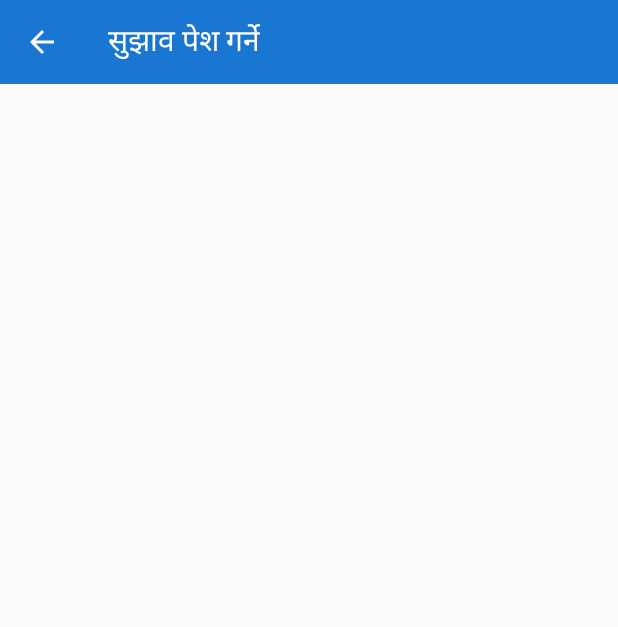
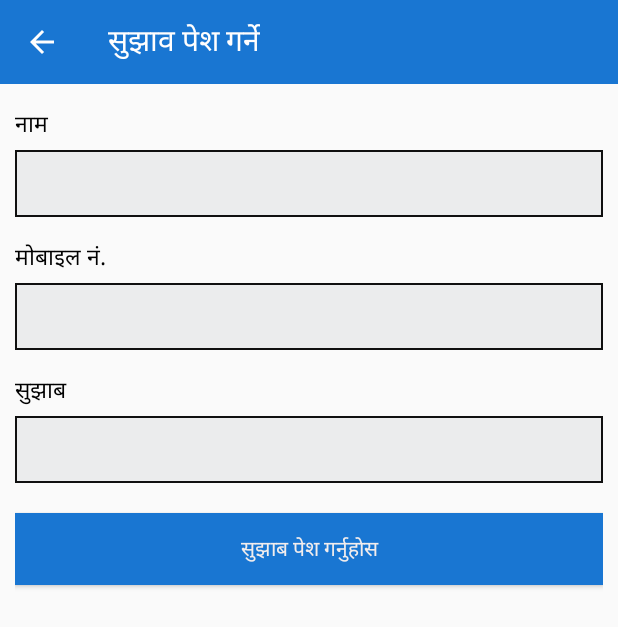
Before and after one commit to AntarikshaBhandari/DigitalLetterHead, an Android app: the SujhabPeshGarne screen opened directly, with no data from a screen before it, on a phone screen of 412 x 824 dp. Shown: the top 627 px of the screen. Run offline under Robolectric (Android 15) with nearby library versions, the phone set to English and light mode, and no system bars.

Commit message:
sujhab form

```diff
--- a/app/src/main/res/layout/nibedan_pesh_garne.xml
+++ b/app/src/main/res/layout/nibedan_pesh_garne.xml
@@ -135,6 +135,7 @@
                 android:text="निबेदन पेश गर्नुहोस" />
 
         </LinearLayout>
+
     </ScrollView>
 
 </LinearLayout>
--- a/app/src/main/res/layout/sujhab_pesh_garne.xml
+++ b/app/src/main/res/layout/sujhab_pesh_garne.xml
@@ -8,4 +8,69 @@
 
     <include layout="@layout/action_bar" />
 
+    <ScrollView
+        android:layout_width="match_parent"
+        android:layout_height="match_parent">
+
+        <LinearLayout
+            android:layout_width="match_parent"
+            android:layout_height="match_parent"
+            android:layout_margin="10dp"
+            android:orientation="vertical">
+
+            <TextView
+                android:layout_marginTop="5dp"
+                android:layout_marginBottom="5dp"
+                android:textSize="15sp"
+                android:textColor="#000"
+                android:layout_width="match_parent"
+                android:layout_height="wrap_content"
+                android:text="नाम" />
+
+            <EditText
+                android:layout_width="match_parent"
+                android:background="@drawable/edit_text_design"
+                android:layout_height="wrap_content" />
+
+            <TextView
+                android:layout_marginTop="15dp"
+                android:layout_marginBottom="5dp"
+                android:textSize="15sp"
+                android:textColor="#000"
+                android:layout_width="match_parent"
+                android:layout_height="wrap_content"
+                android:text="मोबाइल नं." />
+
+            <EditText
+                android:layout_width="match_parent"
+                android:background="@drawable/edit_text_design"
+                android:layout_height="wrap_content" />
+
+            <TextView
+                android:layout_marginTop="15dp"
+                android:layout_marginBottom="5dp"
+                android:textSize="15sp"
+                android:textColor="#000"
+                android:layout_width="match_parent"
+                android:layout_height="wrap_content"
+                android:text="सुझाब" />
+
+            <EditText
+                android:layout_width="match_parent"
+                android:background="@drawable/edit_text_design"
+                android:layout_height="wrap_content" />
+
+            <Button
+                android:layout_marginTop="20dp"
+                android:background="@color/colorPrimary"
+                android:textColor="#f2eded"
+                android:layout_marginBottom="30dp"
+                android:layout_width="match_parent"
+                android:layout_height="wrap_content"
+                android:text="सुझाब पेश गर्नुहोस" />
+
+        </LinearLayout>
+
+    </ScrollView>
+
 </LinearLayout>
```
